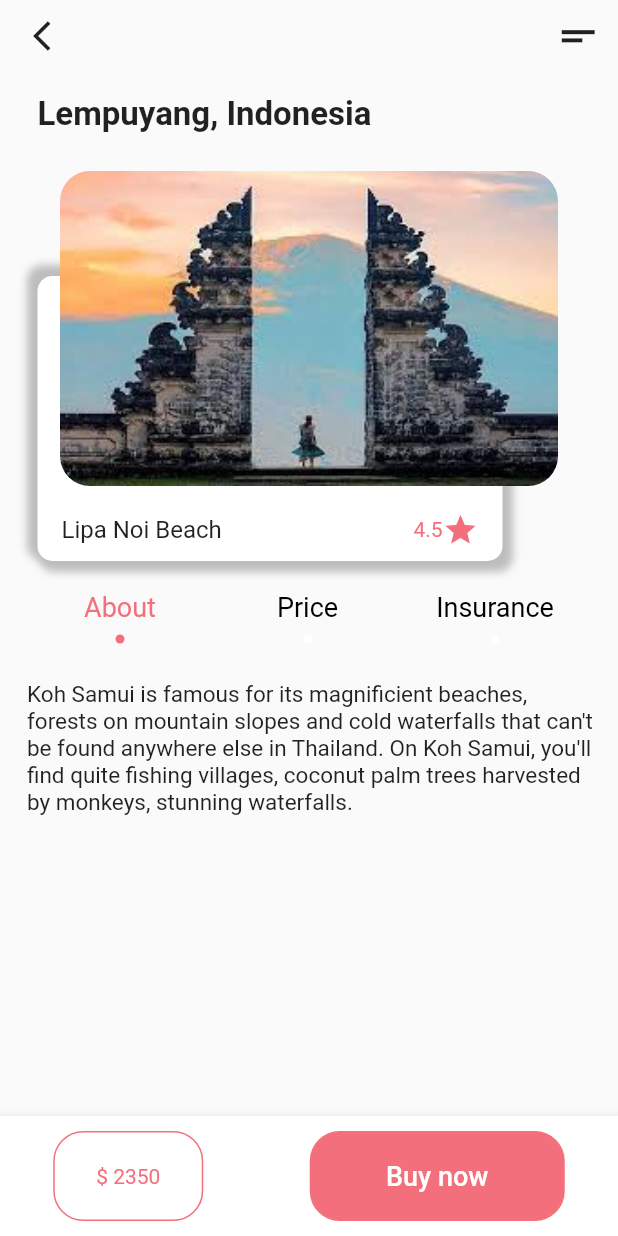
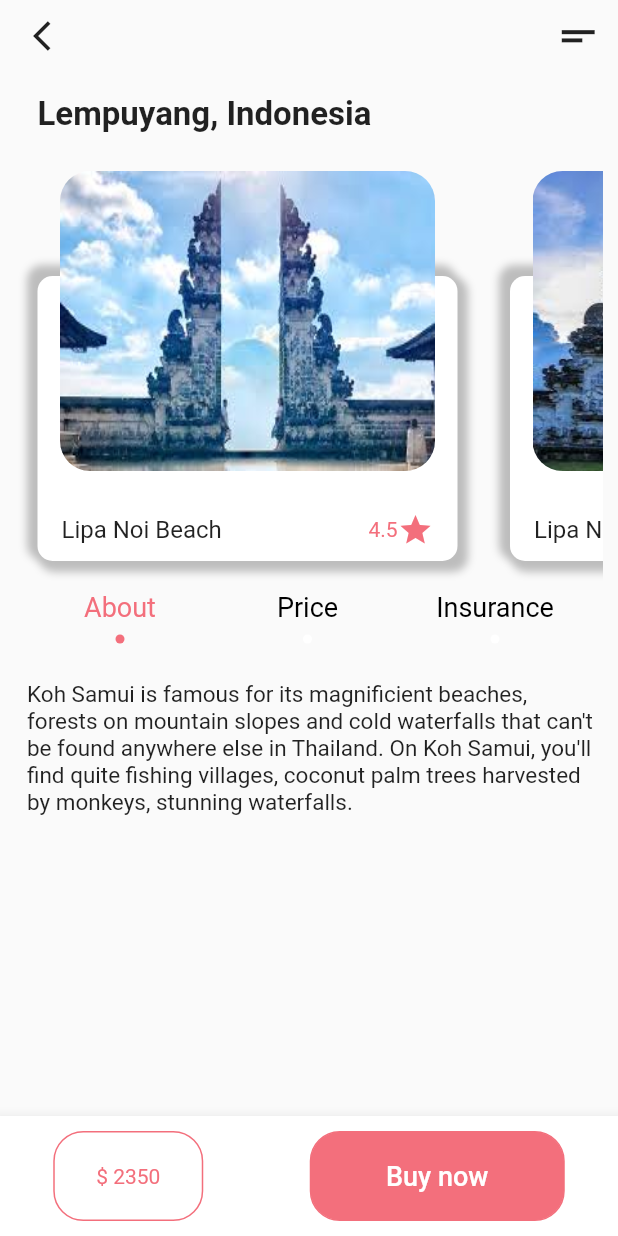
Before and after one commit to ashumendra77/travel_ui, a Flutter app: the SecondPage screen opened directly, after a tap on "Lempuyang", on a phone screen of 412 x 824 dp. Run offline on Flutter 3.47's test engine with Material 2 defaults, Android fonts, the phone set to English and light mode, and no system bars.

Commit message:
third page list

```diff
--- a/lib/secondScreen.dart
+++ b/lib/secondScreen.dart
@@ -58,7 +58,7 @@ class _SecondPageState extends State<SecondPage> {
         Navigator.push(
             context,
             MaterialPageRoute(
-                builder: (context) => DetailPage(travelnameobject: travel)));
+                builder: (context) => DetailPage(travelnameobject: travel,imageobj:travel.image)));
       },
       child: Row(
         children: <Widget>[
@@ -326,18 +326,7 @@ class _SecondPageState extends State<SecondPage> {
                       ],
                     ))
 
-                // Container(
-                //   // margin: EdgeInsets.symmetric(horizontal:20),
-                //   height:180,
-                //   child:ListView(
-                //     scrollDirection: Axis.horizontal,
-                //     children:imagelist.toList().asMap().entries.map((MapEntry map){
-                //     return getRecomm(map.key);
-                //   }) .toList())
-                // )
-                // // Row(children: imagelist.toList().asMap().entries.map((MapEntry map){
-                //   return getRecomm();
-                // }).toList())
+
               ],
             ),
           ),
--- a/lib/thirdScreen.dart
+++ b/lib/thirdScreen.dart
@@ -3,8 +3,9 @@ import 'package:travel_ui/travel_detail.dart';
 
 class DetailPage extends StatefulWidget {
   final Travel travelnameobject;
+  final List imageobj;
 
-  DetailPage({@required this.travelnameobject});
+  DetailPage({@required this.travelnameobject, @required this.imageobj});
   @override
   _DetailPageState createState() => _DetailPageState();
 }
@@ -87,12 +88,17 @@ class _DetailPageState extends State<DetailPage> {
                   ),
                 ),
                 SizedBox(height: 15),
-                Stack(
+                Container(
+                    height: 290,
+                    child: ListView.separated(
+                        scrollDirection: Axis.horizontal,
+                        itemBuilder: (context, index) => Stack(
                               children: <Widget>[
                                 Container(
-                      margin: EdgeInsets.only(top: 80, left: 15, right: 15),
+                                  margin: EdgeInsets.only(
+                                      top: 80, left: 15, right: 15),
                                   height: 190,
-                      width: 310,
+                                  width: 280,
                                   decoration: BoxDecoration(
                                       borderRadius: BorderRadius.circular(10),
                                       color: Colors.white,
@@ -109,8 +115,8 @@ class _DetailPageState extends State<DetailPage> {
                                             offset: Offset(-4, -4)),
                                       ]),
                                   child: Container(
-                          margin:
-                              EdgeInsets.only(left: 16, right: 16, bottom: 9),
+                                      margin: EdgeInsets.only(
+                                          left: 16, right: 16, bottom: 9),
                                       alignment: Alignment.bottomCenter,
                                       child: Row(
                                         children: <Widget>[
@@ -121,25 +127,84 @@ class _DetailPageState extends State<DetailPage> {
                                           )),
                                           Text(
                                             widget.travelnameobject.rating,
-                                style: TextStyle(color: Color(0xfff36f7c)),
+                                            style: TextStyle(
+                                                color: Color(0xfff36f7c)),
                                           ),
-                              Icon(Icons.star, color: Color(0xfff36f7c))
+                                          Icon(Icons.star,
+                                              color: Color(0xfff36f7c))
                                         ],
                                       )),
                                 ),
                                 Container(
-                        margin: EdgeInsets.only(top: 10, left: 30, right: 30),
-                        height: 210,
-                        width: MediaQuery.of(context).size.width,
+                                    margin: EdgeInsets.only(
+                                        top: 10, left: 30, right: 30),
+                                    height: 200,
+                                    width: 250,
+                                    // width: MediaQuery.of(context).size.width,
                                     decoration: BoxDecoration(
                                         borderRadius: BorderRadius.circular(20),
                                         image: DecorationImage(
                                             image: AssetImage(
-                                    widget.travelnameobject.imageUrl),
+                                                widget.imageobj[index]),
                                             fit: BoxFit.fill))),
                               ],
                             ),
-                SizedBox(height: 20),
+                        separatorBuilder: (context, index) =>
+                            SizedBox(width: 5),
+                        itemCount: widget.imageobj.length)),
+                // Stack(
+                //   children: <Widget>[
+                //     Container(
+                //       margin: EdgeInsets.only(top: 80, left: 15, right: 15),
+                //       height: 190,
+                //       width: 310,
+                //       decoration: BoxDecoration(
+                //           borderRadius: BorderRadius.circular(10),
+                //           color: Colors.white,
+                //           boxShadow: [
+                //             BoxShadow(
+                //                 color: Colors.grey[400],
+                //                 blurRadius: 4,
+                //                 spreadRadius: 3,
+                //                 offset: Offset(4, 4)),
+                //             BoxShadow(
+                //                 color: Colors.grey[400],
+                //                 blurRadius: 4,
+                //                 spreadRadius: 3,
+                //                 offset: Offset(-4, -4)),
+                //           ]),
+                //       child: Container(
+                //           margin:
+                //               EdgeInsets.only(left: 16, right: 16, bottom: 9),
+                //           alignment: Alignment.bottomCenter,
+                //           child: Row(
+                //             children: <Widget>[
+                //               Expanded(
+                //                   child: Text(
+                //                 "Lipa Noi Beach",
+                //                 style: TextStyle(fontSize: 16),
+                //               )),
+                //               Text(
+                //                 widget.travelnameobject.rating,
+                //                 style: TextStyle(color: Color(0xfff36f7c)),
+                //               ),
+                //               Icon(Icons.star, color: Color(0xfff36f7c))
+                //             ],
+                //           )),
+                //     ),
+                //     Container(
+                //         margin: EdgeInsets.only(top: 10, left: 30, right: 30),
+                //         height: 210,
+                //         width: MediaQuery.of(context).size.width,
+                //         decoration: BoxDecoration(
+                //             borderRadius: BorderRadius.circular(20),
+                //             image: DecorationImage(
+                //                 image: AssetImage(
+                //                     widget.travelnameobject.imageUrl),
+                //                 fit: BoxFit.fill))),
+                //   ],
+                // ),
+                // SizedBox(height: 20),
                 Container(
                     height: 60,
                     child: ListView(
--- a/lib/travel_detail.dart
+++ b/lib/travel_detail.dart
@@ -6,15 +6,15 @@ class Travel{
   String imageUrl;
   String country;
   String rating;
-  // String image;
+  List image;
 
-  Travel({@required this.country,@required this.rating, @required this.imageUrl,@required this.lastname,@required this.name});
+  Travel({@required this.country,@required this.image, @required this.rating, @required this.imageUrl,@required this.lastname,@required this.name});
 }
-// @required this.image,
+
 List<Travel> travellist=[
 
-  Travel(country: "Indonesia",imageUrl: "images/pic2.jpeg",name: "Lempuyang",lastname: "Temple",rating: "4.5",),
-    Travel(country: "France",imageUrl: "images/pic1.jpeg",name: "The Eiffle",lastname: "Tower",rating: "4.4"),
-   Travel(country: "Thailand",imageUrl: "images/pic4.webp",name: "Koh Samui",lastname: "",rating: "4.4"),
+  Travel(image:["images/l1.jpeg","images/l2.jpeg","images/l3.jpeg","images/l4.jpeg","images/l5.jpeg",],country: "Indonesia",imageUrl: "images/pic2.jpeg",name: "Lempuyang",lastname: "Temple",rating: "4.5",),
+    Travel(image:["images/e1.jpeg","images/e2.jpeg","images/e5.jpeg","images/e4.jpeg","images/e5.jpeg",],country: "France",imageUrl: "images/pic1.jpeg",name: "The Eiffle",lastname: "Tower",rating: "4.4"),
+   Travel(image:["images/k1.jpeg","images/k2.jpeg","images/k3.jpeg","images/k4.jpeg","images/k5.jpeg",],country: "Thailand",imageUrl: "images/pic4.webp",name: "Koh Samui",lastname: "",rating: "4.4"),
 
 ];
```
Also changed, not shown: lib/main.dart (+13 -0 lines), images/e1.jpeg (added), images/e2.jpeg (added), images/e3.jpeg (added), images/e4.jpeg (added), images/e5.jpeg (added), images/k1.jpeg (added), images/k2.jpeg (added), images/k3.jpeg (added), images/k4.jpeg (added), images/k5.jpeg (added), images/l1.jpeg (added), images/l2.jpeg (added), images/l3.jpeg (added), 2 more files. Lines whose indentation alone changed are shown as unchanged.
